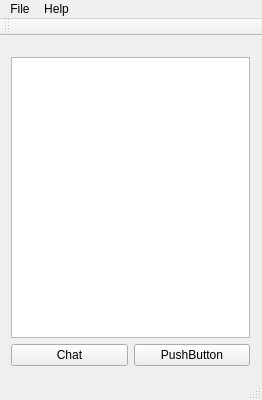
First picture: the form in comm_nt/mainwindow.ui, repository thebruno/comm-nt, before the edit.
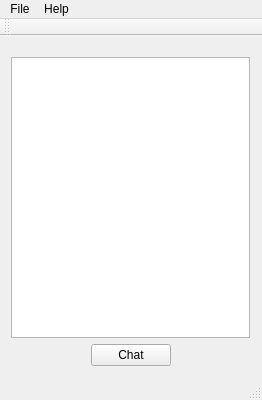
Second picture: the form after the edit. Icons and pictures are not drawn.

```diff
--- a/comm_nt/mainwindow.ui
+++ b/comm_nt/mainwindow.ui
@@ -35,6 +35,19 @@
      </item>
      <item>
       <layout class="QHBoxLayout" name="horizontalLayout">
+       <item>
+        <spacer name="horizontalSpacer">
+         <property name="orientation">
+          <enum>Qt::Horizontal</enum>
+         </property>
+         <property name="sizeHint" stdset="0">
+          <size>
+           <width>40</width>
+           <height>20</height>
+          </size>
+         </property>
+        </spacer>
+       </item>
        <item>
         <widget class="QPushButton" name="btnStartChat">
          <property name="text">
@@ -43,11 +56,17 @@
         </widget>
        </item>
        <item>
-        <widget class="QPushButton" name="pushButton">
-         <property name="text">
-          <string>PushButton</string>
+        <spacer name="horizontalSpacer_2">
+         <property name="orientation">
+          <enum>Qt::Horizontal</enum>
          </property>
-        </widget>
+         <property name="sizeHint" stdset="0">
+          <size>
+           <width>40</width>
+           <height>20</height>
+          </size>
+         </property>
+        </spacer>
        </item>
       </layout>
      </item>
```
Left out of the diff: 24 changed lines with no effect on the pictures.
